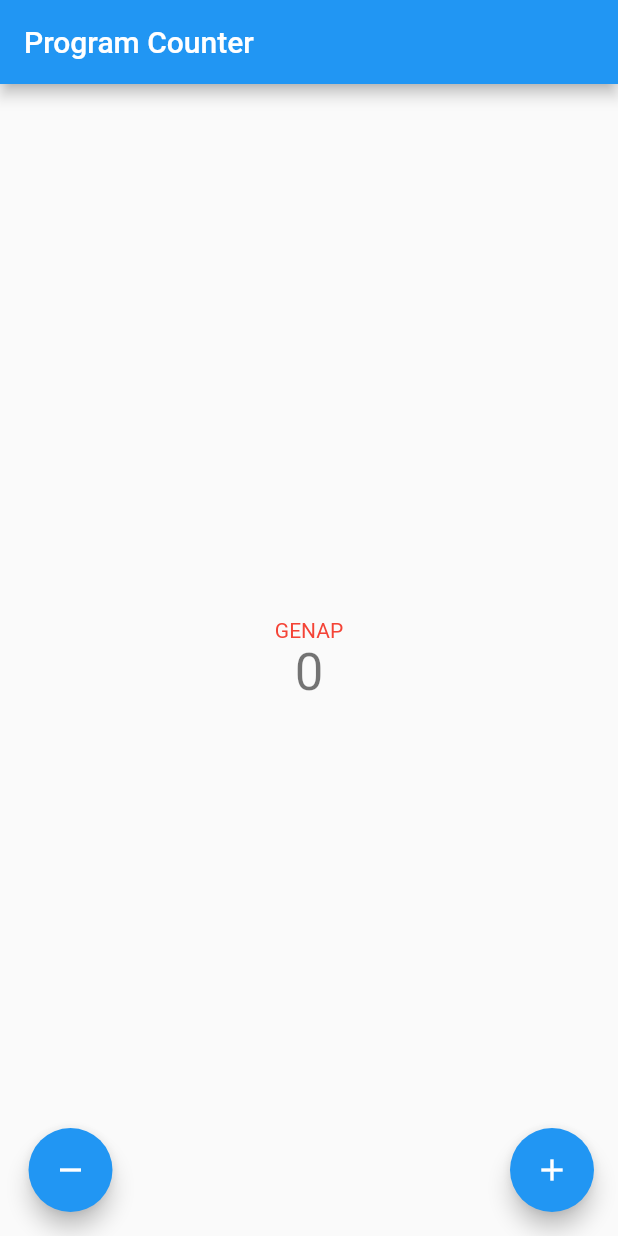
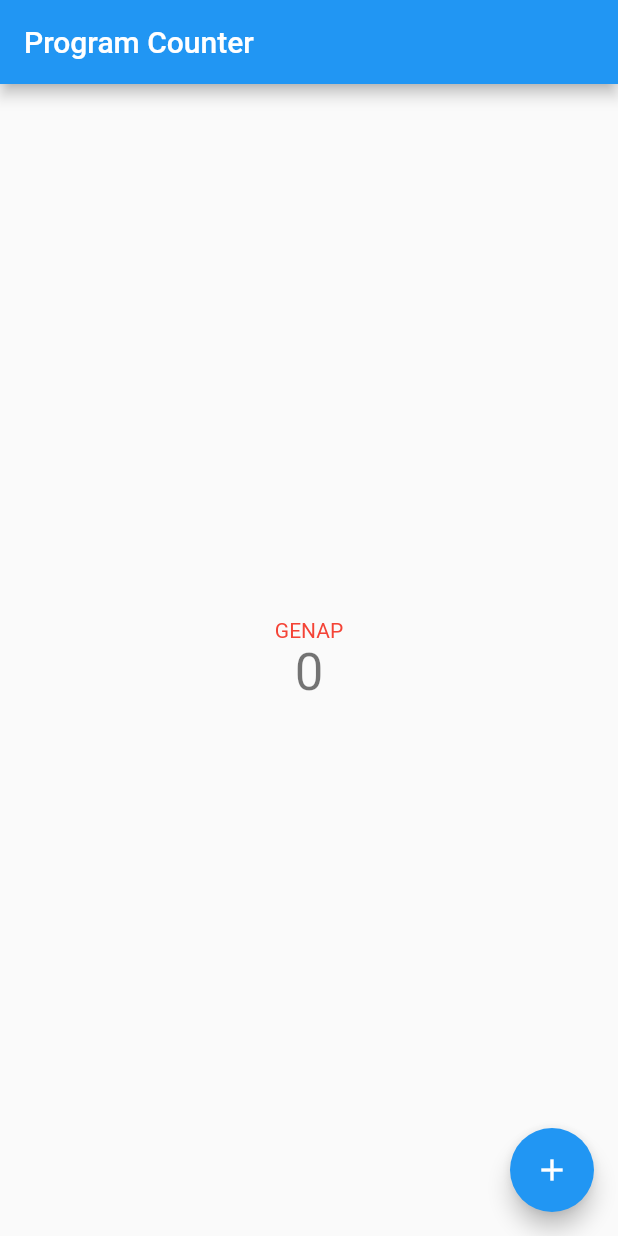
Before and after one commit to ivanrbnc/pbp-flutter-lab, a Flutter app: the screen it shows after launch, on a phone screen of 412 x 824 dp. Run offline on Flutter 3.47's test engine with Material 2 defaults, Android fonts, the phone set to English and light mode, and no system bars.

Commit message:
Tugas 7 - Update 3 - Bonus implemented

```diff
--- a/lib/main.dart
+++ b/lib/main.dart
@@ -125,17 +125,20 @@ class _MyHomePageState extends State<MyHomePage> {
           padding: const EdgeInsets.only(left: 35),
           child: Row(
             mainAxisAlignment: MainAxisAlignment.spaceBetween,
+            textDirection: TextDirection.rtl,
             children: [
-              FloatingActionButton(
-                onPressed: _decrementCounter,
-                tooltip: 'Decrement',
-                child: const Icon(Icons.remove),
-              ),
               FloatingActionButton(
                 onPressed: _incrementCounter,
                 tooltip: 'Increment',
                 child: const Icon(Icons.add),
               ),
+              if (_counter > 0) ...[
+                FloatingActionButton(
+                  onPressed: _decrementCounter,
+                  tooltip: 'Decrement',
+                  child: const Icon(Icons.remove),
+                ),
+              ]
             ],
           ),
         ));
```
